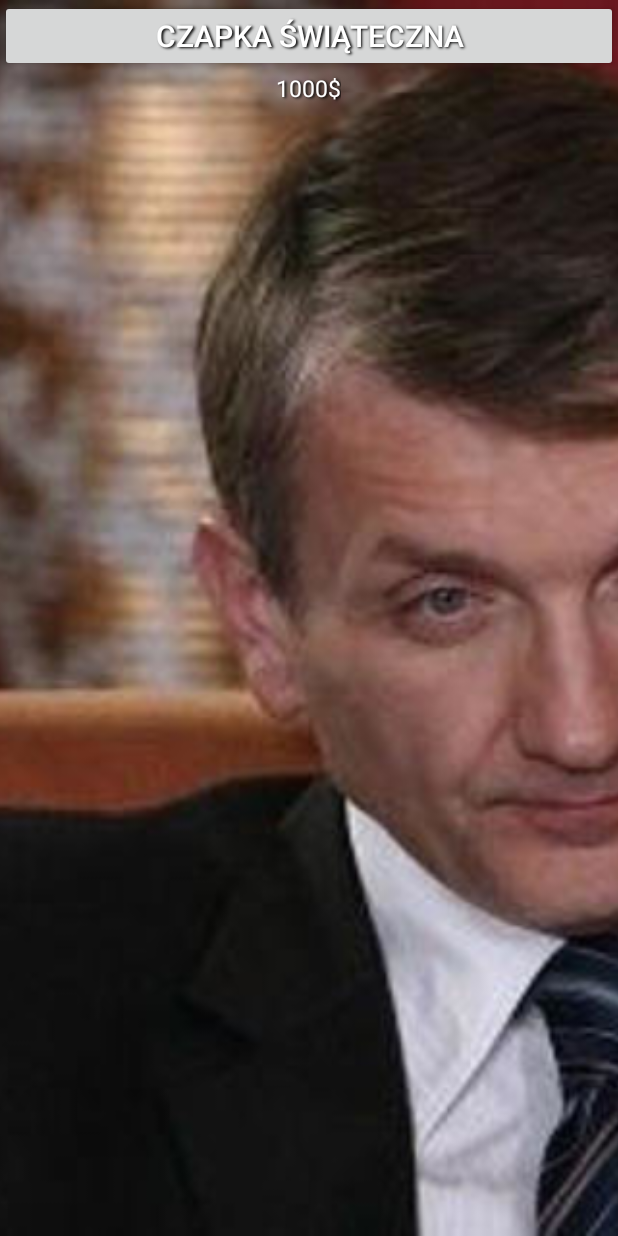
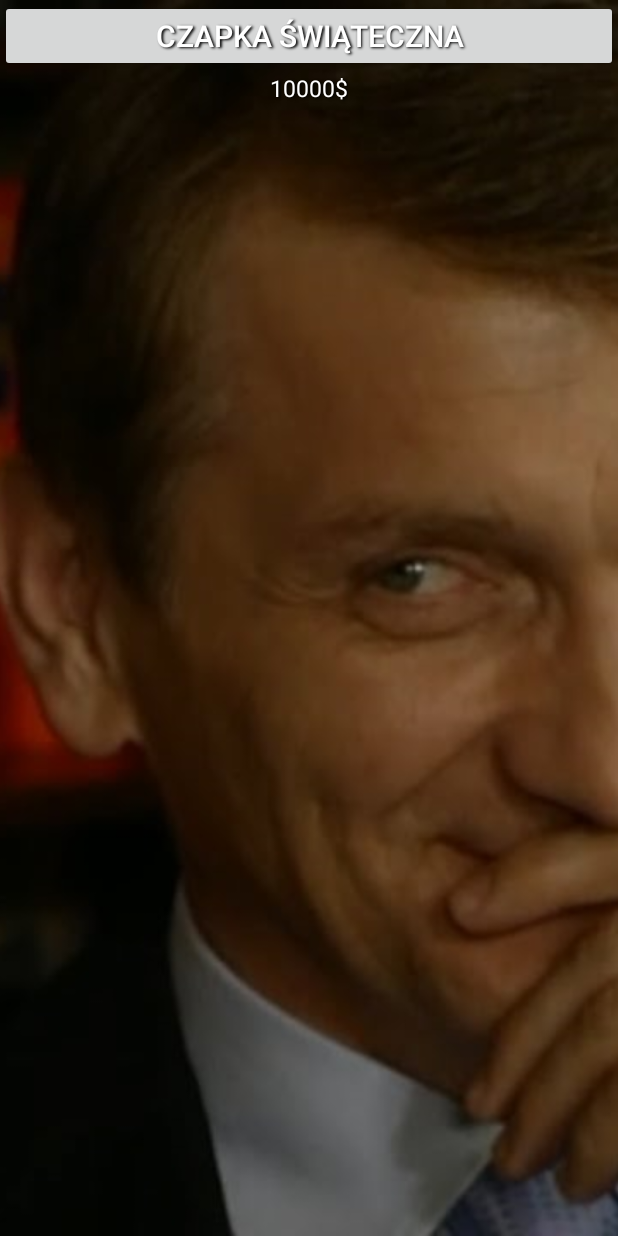
Before and after one commit to Radek564/tracz-clicker, an Android app: the layout shopdecorationswindow.xml on its own in the app's theme, with its tools: preview values and no code run, on a phone screen of 412 x 824 dp. Run offline under Robolectric (Android 15) with nearby library versions, the phone set to English and light mode, and no system bars.

Commit message:
decoration shop

```diff
--- /dev/null
+++ b/app/src/main/res/anim/move3.xml
@@ -0,0 +1,13 @@
+<set
+    xmlns:android="http://schemas.android.com/apk/res/android"
+    android:interpolator="@android:anim/linear_interpolator"
+    android:fillAfter="true">
+
+   <translate
+       android:fillAfter="true"
+       android:fromXDelta="100%p"
+       android:toXDelta="-80%p"
+       android:fromYDelta="60%p"
+       android:toYDelta="-30%p"
+       android:duration="6000" />
+</set>
--- a/app/src/main/res/layout/shopdecorationswindow.xml
+++ b/app/src/main/res/layout/shopdecorationswindow.xml
@@ -1,11 +1,11 @@
 <?xml version="1.0" encoding="utf-8"?>
 <RelativeLayout xmlns:android="http://schemas.android.com/apk/res/android"
     xmlns:tools="http://schemas.android.com/tools"
-    xmlns:app="http://schemas.android.com/apk/res-auto"
     android:layout_width="match_parent"
     android:layout_height="match_parent"
     android:scaleType="centerCrop"
-    android:background="@drawable/layout_bg">
+    android:background="@drawable/layout_bg"
+    tools:ignore="contentDescription">
 
     <FrameLayout xmlns:android="http://schemas.android.com/apk/res/android"
         android:layout_width="fill_parent"
@@ -17,7 +17,7 @@
             android:layout_width="match_parent"
             android:layout_height="match_parent"
             android:scaleType="centerCrop"
-            android:src="@drawable/sklep" />
+            android:src="@drawable/ozdoby" />
     </FrameLayout>
 
     <Button
@@ -44,7 +44,7 @@
         android:layout_centerHorizontal="true"
         android:gravity="center"
         android:maxLines="1"
-        android:text="1000$"
+        android:text="10000$"
         android:textColor="#ffffff"
         android:textSize="15sp"
         android:shadowColor="#000000"
@@ -52,13 +52,4 @@
         android:shadowDy="1.3"
         android:shadowRadius="1.6"/>
 
-    <ImageView
-        android:id="@+id/czapka"
-        android:layout_width="200dp"
-        android:layout_height="100dp"
-        android:layout_below="@+id/shopDectext"
-        android:gravity="center"
-        android:visibility="invisible"
-        app:srcCompat="@drawable/czapka" />
-
 </RelativeLayout>
--- a/app/src/main/res/values/strings.xml
+++ b/app/src/main/res/values/strings.xml
@@ -10,6 +10,8 @@
         <item>Jestem zły, brutalny i nikczemny.</item>
         <item>Bardziej niż księdza nie znoszę tej instytucji, której ksiądz służy.</item>
         <item>Ja za nic nie muszę płacić, zawsze biorę sam co zechcę.</item>
+        <item>Szanuj wroga swego, bo możesz mieć gorszego.</item>
+        <item>Czas to pieniądz.</item>
     </string-array>
 
 </resources>
```
Also changed, not shown: app/src/main/java/com/clicker/sd/myclicker/MainActivity.java (+33 -2 lines), app/src/main/java/com/clicker/sd/myclicker/ShopClick.java (+12 -12 lines), app/src/main/java/com/clicker/sd/myclicker/ShopDecorations.java (+15 -15 lines), app/src/main/java/com/clicker/sd/myclicker/ShopSecond.java (+4 -4 lines), app/src/main/res/layout/activity_main.xml (+18 -21 lines), app/src/main/res/layout/shopclickwindow.xml (+4 -4 lines), app/src/main/res/layout/shopsecondwindow.xml (+4 -4 lines), app/src/main/res/drawable/ozdoby.png (added), app/src/main/res/drawable/sklep.png.
